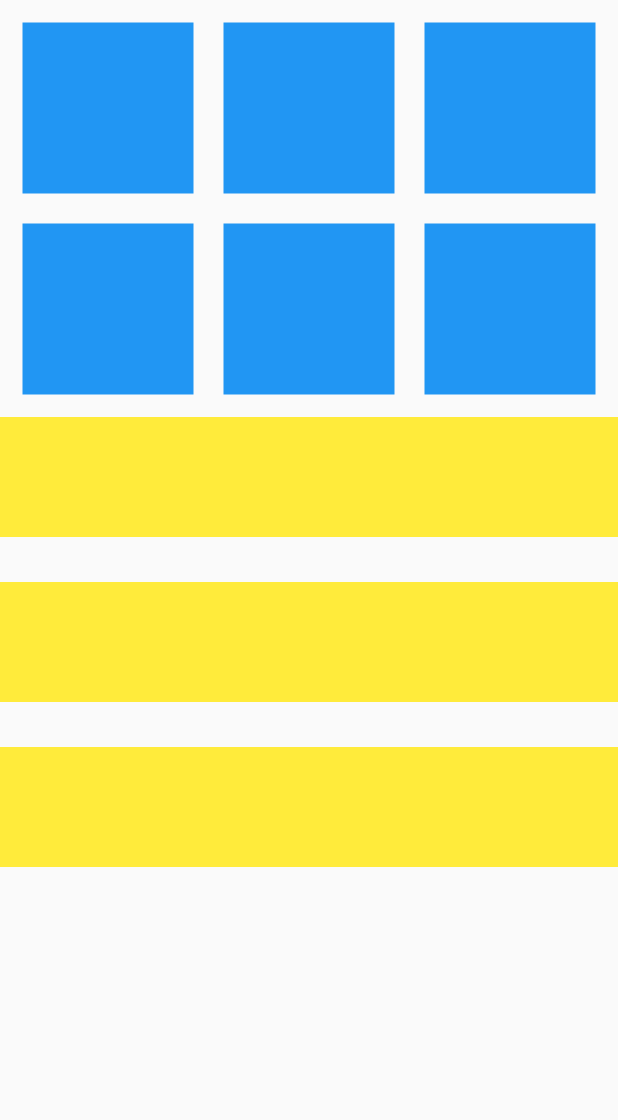
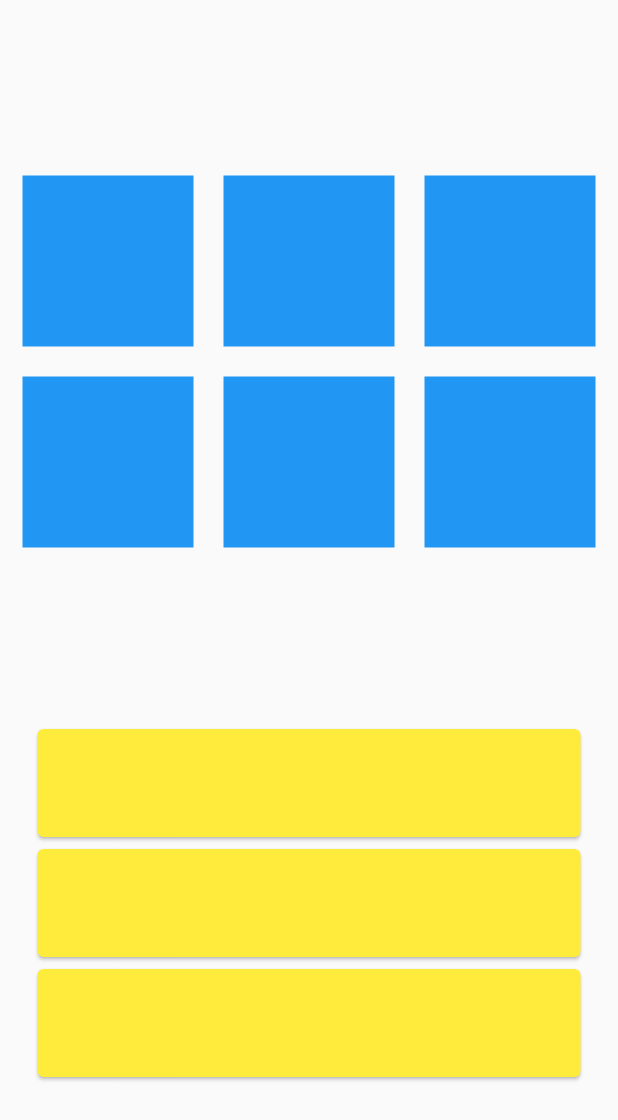
Before and after one commit to Shibata-Nanami/flutter_task_1, a Flutter app: the screen it shows after launch, on a phone screen of 412 x 824 dp. Shown: the top 1120 px of the screen. Run offline on Flutter 3.47's test engine with Material 2 defaults, Android fonts, the light colour scheme and no system bars.

Commit message:
課題の黄色部分　修正

```diff
--- a/lib/main.dart
+++ b/lib/main.dart
@@ -38,21 +38,22 @@ class _MyAppState extends State<MyApp> {
             },
             shrinkWrap: true,
           ),
-          Flexible(
-            child: ListView.separated(
-              itemBuilder: (context, index) {
-                return Container(
-                  color: Colors.yellow,
-                  height: 80,
-                );
-              },
-              separatorBuilder: (context, index) {
-                return const SizedBox(
-                  height: 30,
-                );
-              },
-              itemCount: 3,
-            ),
+          SizedBox(
+            child: ListView.builder(
+                shrinkWrap: true,
+                itemCount: 3,
+                itemBuilder: (context, index) {
+                  return const Align(
+                    alignment: Alignment.center,
+                    child: SizedBox(
+                      width: 370,
+                      height: 80,
+                      child: Card(
+                        color: Colors.yellow,
+                      ),
+                    ),
+                  );
+                }),
           ),
         ],
       ),
```
